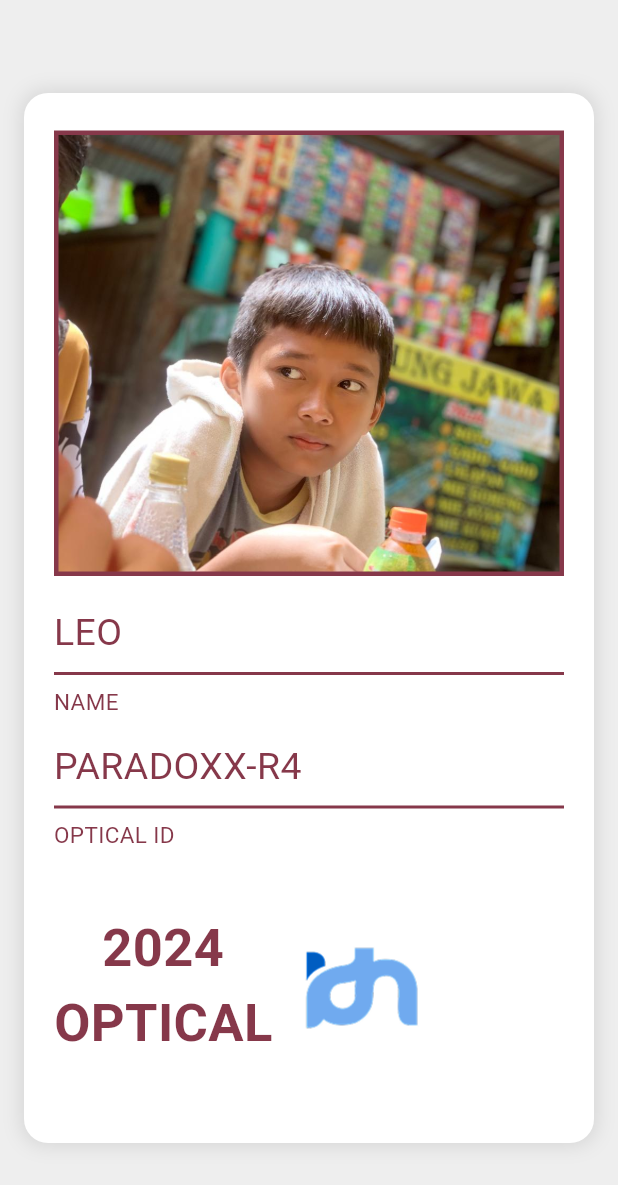
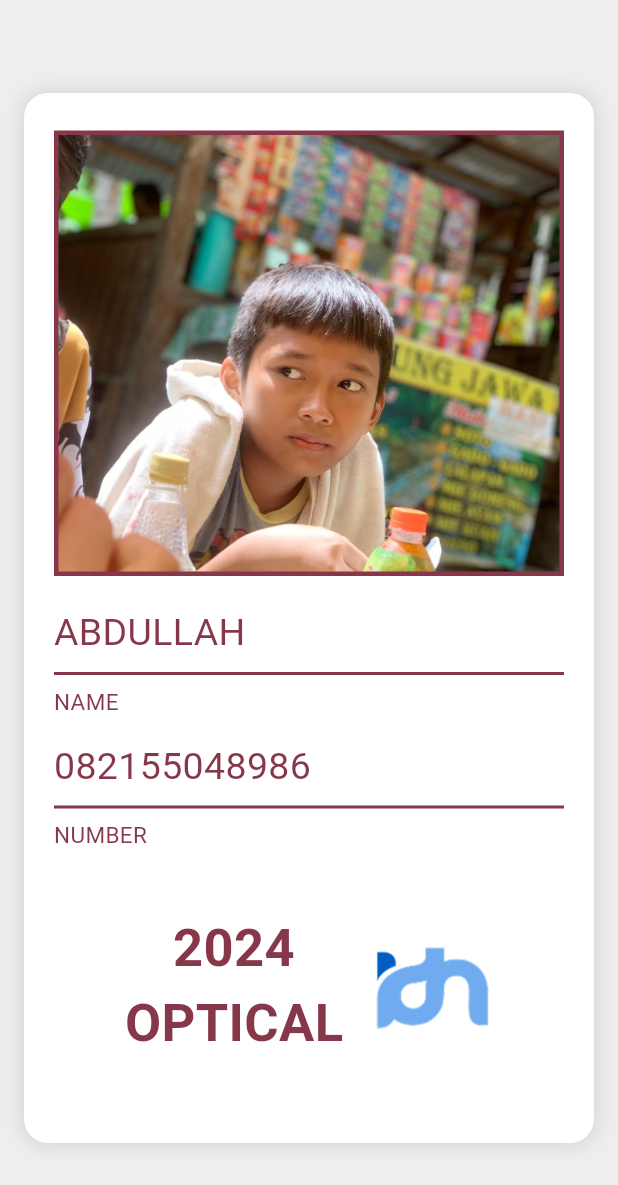
Before and after one commit to abdullahrpl/id_card, a Flutter app: the screen it shows after launch, on a phone screen of 412 x 824 dp. Shown: the top 1185 px of the screen. Run offline on Flutter 3.47's test engine with Material 3 defaults, Android fonts, the phone set to English and light mode, and no system bars.

Commit message:
first commit

```diff
--- a/lib/card.dart
+++ b/lib/card.dart
@@ -55,7 +55,7 @@ class CardScreen extends StatelessWidget {
                       ),
                       const SizedBox(height: 20),
                       rawText(
-                        'LEO',
+                        'ABDULLAH',
                         FontWeight.w400,
                         25,
                         const Color(0xff86384A),
@@ -76,7 +76,7 @@ class CardScreen extends StatelessWidget {
                       ),
                       const SizedBox(height: 15),
                       rawText(
-                        'PARADOXX-R4',
+                        '082155048986',
                         FontWeight.w400,
                         25,
                         const Color(0xff86384A),
@@ -90,14 +90,14 @@ class CardScreen extends StatelessWidget {
                         ),
                       ),
                       rawText(
-                        'OPTICAL ID',
+                        'NUMBER',
                         FontWeight.w400,
                         15,
                         const Color(0xff86384A),
                       ),
                       const SizedBox(height: 40),
                       Row(
-                        mainAxisAlignment: MainAxisAlignment.start,
+                        mainAxisAlignment: MainAxisAlignment.center,
                         crossAxisAlignment: CrossAxisAlignment.center,
                         children: [
                           rawText(
@@ -114,8 +114,8 @@ class CardScreen extends StatelessWidget {
                   ),
                 ),
               ),
+
               // 💡 Perbaikan: Container untuk teks vertikal dengan garis miring
-
             ],
           ),
         ),
```
